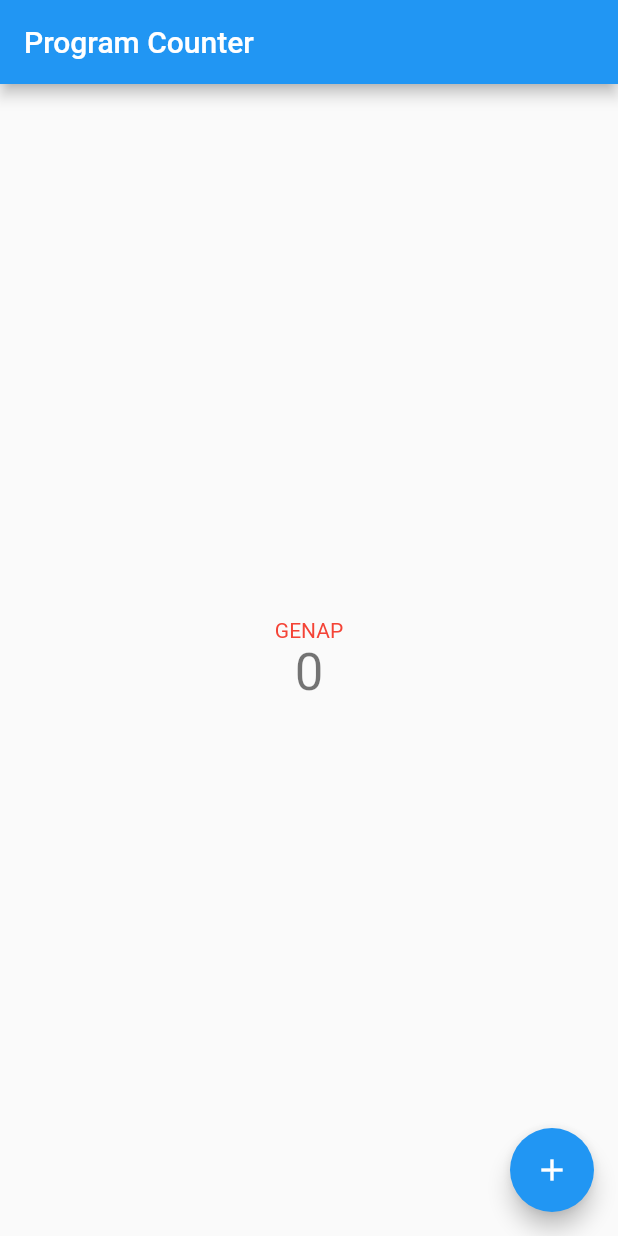
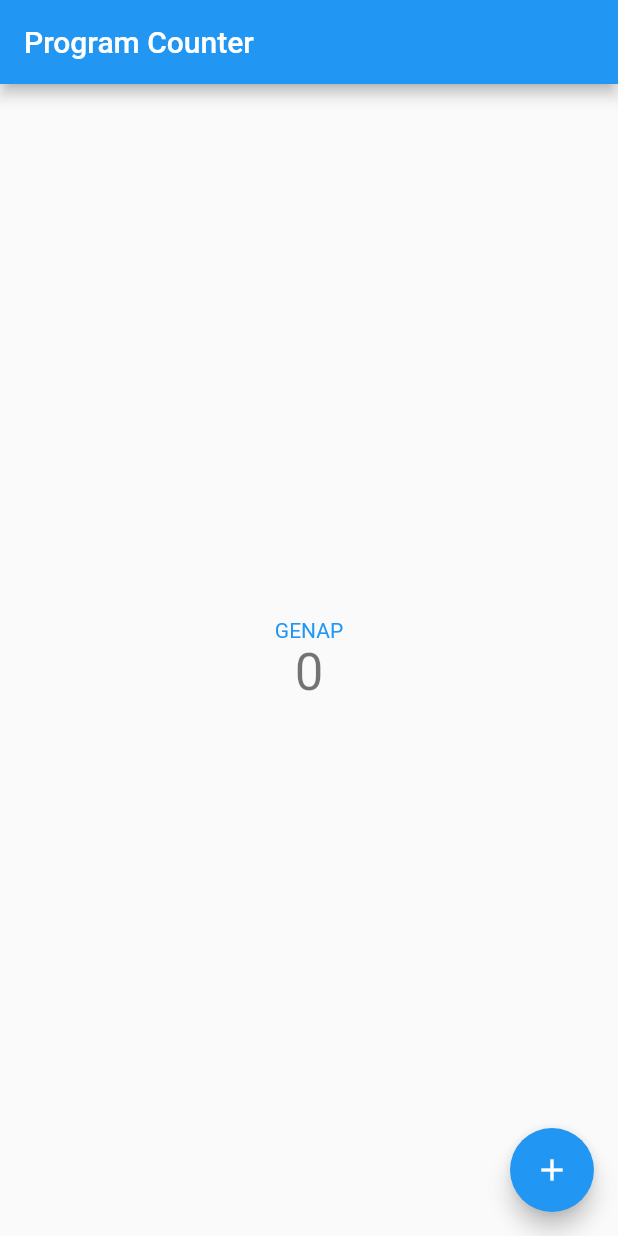
Before and after one commit to cinvetsin/counter_7, a Flutter app: the screen it shows after launch, on a phone screen of 412 x 824 dp. Run offline on Flutter 3.47's test engine with Material 2 defaults, Android fonts, the phone set to English and light mode, and no system bars.

Commit message:
finalize tugas 7 PBP

```diff
--- a/lib/main.dart
+++ b/lib/main.dart
@@ -101,12 +101,12 @@ class _MyHomePageState extends State<MyHomePage> {
           // horizontal).
           mainAxisAlignment: MainAxisAlignment.center,
           children: <Widget>[
-            if(_counter % 2 == 0)...[
+            if (_counter % 2 == 0) ...[
               const Text(
                 'GENAP',
-                style: TextStyle(color: Colors.red),
+                style: TextStyle(color: Colors.blue),
               ),
-            ] else...[
+            ] else ...[
               const Text(
                 'GANJIL',
                 style: TextStyle(color: Colors.blue),
@@ -123,7 +123,7 @@ class _MyHomePageState extends State<MyHomePage> {
         padding: const EdgeInsets.only(left: 30),
         child: Row(
           children: [
-            if(_counter > 0)...[
+            if (_counter > 0) ...[
               FloatingActionButton(
                 onPressed: _decrementCounter,
                 backgroundColor: Colors.red,
```
Also changed, not shown: 1 other file.
